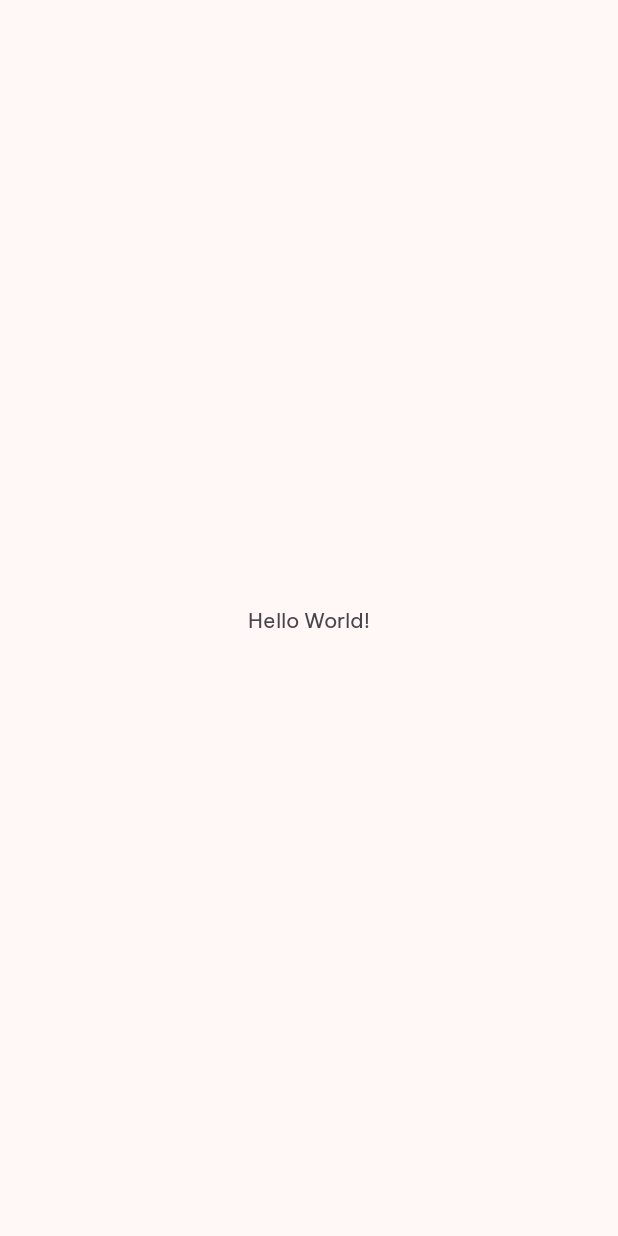
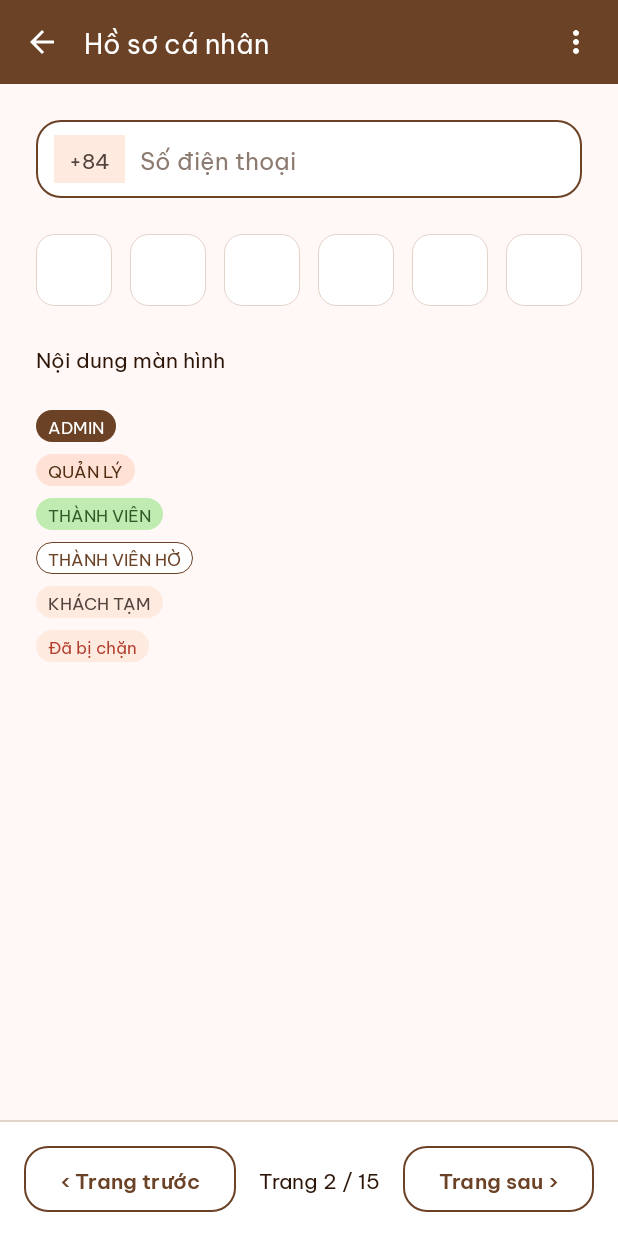
Before and after one commit to December-31/126_LTDTDD_BAOCAO, an Android app: the screen it shows after launch (MainActivity), on a phone screen of 412 x 824 dp. Before the commit the screen is almost empty. Run offline under Robolectric (Android 15) with nearby library versions, the phone set to English and light mode, and no system bars.

Commit message:
Màn hình thử các component dùng chung

```diff
--- a/app/src/main/java/com/example/giapha/MainActivity.kt
+++ b/app/src/main/java/com/example/giapha/MainActivity.kt
@@ -1,20 +1,54 @@
 package com.example.giapha
 
 import android.os.Bundle
-import androidx.activity.enableEdgeToEdge
 import androidx.appcompat.app.AppCompatActivity
-import androidx.core.view.ViewCompat
-import androidx.core.view.WindowInsetsCompat
+import com.example.giapha.ui.common.setup
+import com.example.giapha.ui.common.setAction
+import com.example.giapha.ui.common.setRoleBadge
+import com.example.giapha.ui.common.setBlockedBadge
+import com.example.giapha.ui.common.attachPhoneFormat
+import com.example.giapha.databinding.ActivityMainBinding
+import com.example.giapha.ui.common.showConfirmDialog
 
 class MainActivity : AppCompatActivity() {
+
+    private lateinit var binding: ActivityMainBinding
+
     override fun onCreate(savedInstanceState: Bundle?) {
         super.onCreate(savedInstanceState)
-        enableEdgeToEdge()
-        setContentView(R.layout.activity_main)
-        ViewCompat.setOnApplyWindowInsetsListener(findViewById(R.id.main)) { v, insets ->
-            val systemBars = insets.getInsets(WindowInsetsCompat.Type.systemBars())
-            v.setPadding(systemBars.left, systemBars.top, systemBars.right, systemBars.bottom)
-            insets
+        binding = ActivityMainBinding.inflate(layoutInflater)
+        setContentView(binding.root)
+
+        binding.appBar.setup(this, "Hồ sơ cá nhân")
+        binding.appBar.setAction(this, R.drawable.ic_more_vert, "Menu") { }
+
+        binding.phoneInput.etPhone.attachPhoneFormat()
+        binding.otp.onCompleted = { code -> binding.otp.isError = code != "123456" }
+
+        binding.b1.setRoleBadge("Admin")
+        binding.b2.setRoleBadge("QuanLy")
+        binding.b3.setRoleBadge("ThanhVien")
+        binding.b4.setRoleBadge("ThanhVienHo")
+        binding.b5.setRoleBadge("KhachTam")
+        binding.b6.setBlockedBadge()
+
+        binding.b1.setOnClickListener {
+            showConfirmDialog(
+                "Xóa Gia phả họ Nguyễn?",
+                "Toàn bộ dữ liệu — thành viên, cây gia phả, tiểu sử, bình luận — sẽ bị xóa vĩnh viễn. Hành động này không thể hoàn tác.",
+                "Xóa"
+            ) { }
         }
+        binding.b3.setOnClickListener {
+            showConfirmDialog("Cấp quyền Quản lý?", "Nguyễn Minh Khôi sẽ có thể chỉnh sửa cây gia phả.", "Cấp", destructive = false) { }
+        }
+
+        binding.b2.setOnClickListener { binding.stateView.showLoading() }
+        binding.b4.setOnClickListener { binding.stateView.showEmpty("Chưa có thành viên nào.") }
+        binding.b5.setOnClickListener { binding.stateView.showError { binding.stateView.showLoading() } }
+        binding.b6.setOnClickListener { binding.stateView.hide() }
+
+        binding.pagination.onPageChange = { p -> binding.pagination.setPage(p, 15) }
+        binding.pagination.setPage(2, 15)
     }
 }
--- a/app/src/main/res/layout/activity_main.xml
+++ b/app/src/main/res/layout/activity_main.xml
@@ -1,19 +1,73 @@
 <?xml version="1.0" encoding="utf-8"?>
-<androidx.constraintlayout.widget.ConstraintLayout xmlns:android="http://schemas.android.com/apk/res/android"
-    xmlns:app="http://schemas.android.com/apk/res-auto"
-    xmlns:tools="http://schemas.android.com/tools"
-    android:id="@+id/main"
+<LinearLayout xmlns:android="http://schemas.android.com/apk/res/android"
     android:layout_width="match_parent"
     android:layout_height="match_parent"
-    tools:context=".MainActivity">
+    android:background="@color/bg_screen"
+    android:orientation="vertical">
+
+    <include
+        android:id="@+id/appBar"
+        layout="@layout/view_app_bar" />
+
+    <include
+        android:id="@+id/phoneInput"
+        layout="@layout/view_phone_input"
+        android:layout_width="match_parent"
+        android:layout_height="52dp"
+        android:layout_margin="24dp" />
+
+    <com.example.giapha.ui.common.OtpView
+        android:id="@+id/otp"
+        android:layout_width="match_parent"
+        android:layout_height="48dp"
+        android:layout_marginStart="24dp"
+        android:layout_marginEnd="24dp" />
 
     <TextView
         android:layout_width="wrap_content"
         android:layout_height="wrap_content"
-        android:text="Hello World!"
-        app:layout_constraintBottom_toBottomOf="parent"
-        app:layout_constraintEnd_toEndOf="parent"
-        app:layout_constraintStart_toStartOf="parent"
-        app:layout_constraintTop_toTopOf="parent" />
+        android:layout_margin="24dp"
+        android:text="Nội dung màn hình"
+        android:textColor="@color/text_primary" />
 
-</androidx.constraintlayout.widget.ConstraintLayout>
+    <LinearLayout
+        android:layout_width="match_parent"
+        android:layout_height="wrap_content"
+        android:layout_marginStart="24dp"
+        android:orientation="vertical">
+
+        <TextView android:id="@+id/b1" style="@style/Widget.GiaPha.Badge"
+            android:layout_width="wrap_content" android:layout_height="wrap_content" />
+        <TextView android:id="@+id/b2" style="@style/Widget.GiaPha.Badge"
+            android:layout_width="wrap_content" android:layout_height="wrap_content"
+            android:layout_marginTop="8dp" />
+        <TextView android:id="@+id/b3" style="@style/Widget.GiaPha.Badge"
+            android:layout_width="wrap_content" android:layout_height="wrap_content"
+            android:layout_marginTop="8dp" />
+        <TextView android:id="@+id/b4" style="@style/Widget.GiaPha.Badge"
+            android:layout_width="wrap_content" android:layout_height="wrap_content"
+            android:layout_marginTop="8dp" />
+        <TextView android:id="@+id/b5" style="@style/Widget.GiaPha.Badge"
+            android:layout_width="wrap_content" android:layout_height="wrap_content"
+            android:layout_marginTop="8dp" />
+        <TextView android:id="@+id/b6" style="@style/Widget.GiaPha.Badge"
+            android:layout_width="wrap_content" android:layout_height="wrap_content"
+            android:layout_marginTop="8dp" />
+    </LinearLayout>
+
+    <com.example.giapha.ui.common.StateView
+        android:id="@+id/stateView"
+        android:layout_width="match_parent"
+        android:layout_height="0dp"
+        android:layout_weight="1" />
+
+    <Space
+        android:layout_width="match_parent"
+        android:layout_height="0dp"
+        android:layout_weight="1" />
+
+    <com.example.giapha.ui.common.PaginationView
+        android:id="@+id/pagination"
+        android:layout_width="match_parent"
+        android:layout_height="wrap_content" />
+</LinearLayout>
```
